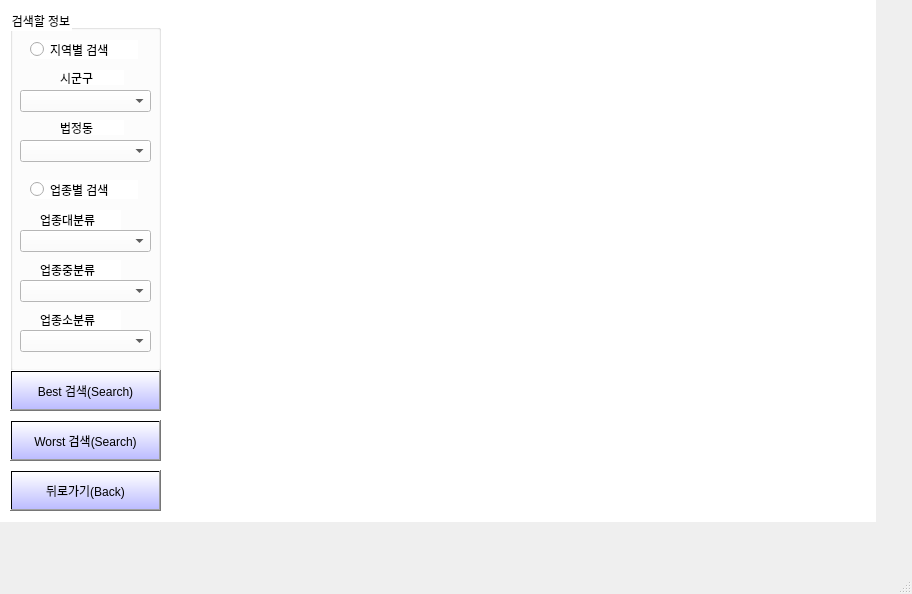
Before: the Qt Designer form MainProgram/ui/searchscene_wc.ui in codepearl/Ajou-2021-1, drawn with Qt 5.
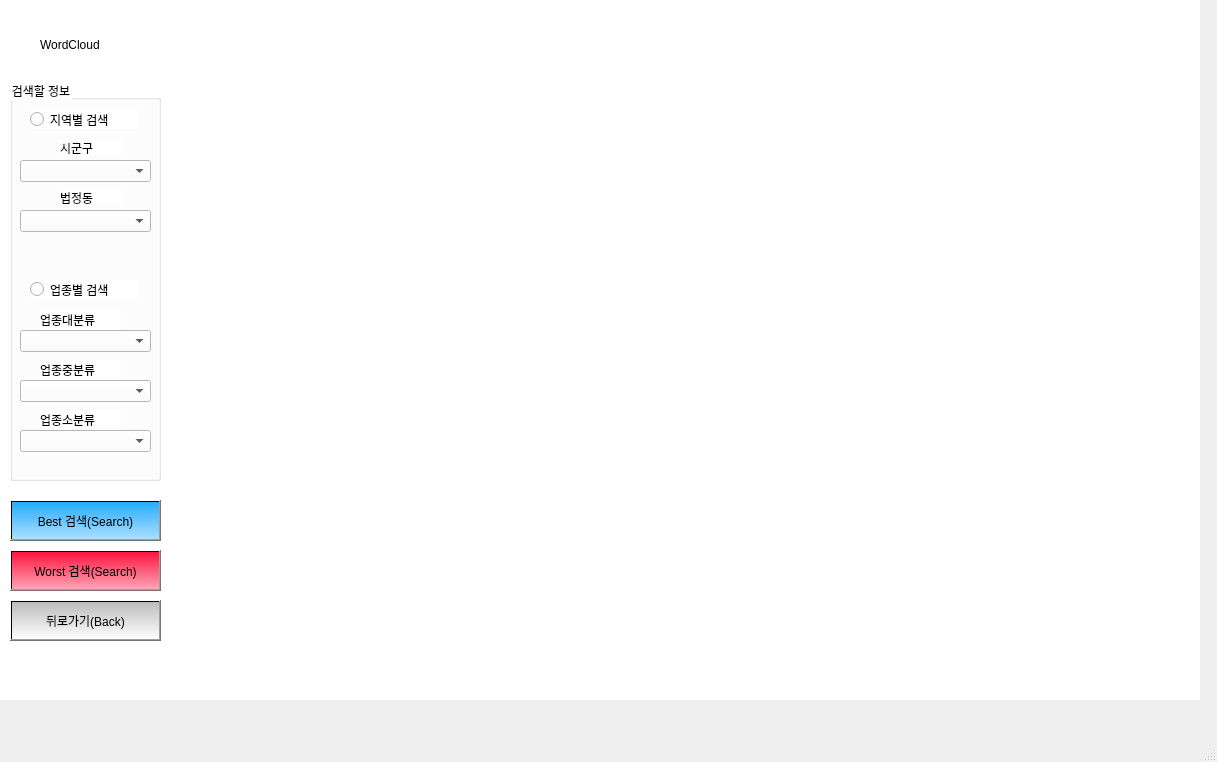
After: the same form once the commit is applied.

```diff
--- a/MainProgram/ui/searchscene_wc.ui
+++ b/MainProgram/ui/searchscene_wc.ui
@@ -6,8 +6,8 @@
    <rect>
     <x>0</x>
     <y>0</y>
-    <width>912</width>
-    <height>594</height>
+    <width>1217</width>
+    <height>762</height>
    </rect>
   </property>
   <property name="windowTitle">
@@ -19,8 +19,8 @@
      <rect>
       <x>0</x>
       <y>0</y>
-      <width>876</width>
-      <height>522</height>
+      <width>1200</width>
+      <height>700</height>
      </rect>
     </property>
     <property name="styleSheet">
@@ -30,14 +30,14 @@
      <property name="geometry">
       <rect>
        <x>10</x>
-       <y>420</y>
+       <y>550</y>
        <width>151</width>
        <height>41</height>
       </rect>
      </property>
      <property name="styleSheet">
       <string notr="true">font: 9pt &quot;맑은 고딕&quot;;
-background-color:qlineargradient(spread:pad, x0:1, y0:1, x0:1, y1:1, stop:0 rgba(170, 170, 255, 200), stop:1 rgba(255, 255, 255, 200))</string>
+background-color:qlineargradient(spread:pad, x0:1, y0:1, x0:1, y1:1, stop:0 rgba(255, 21, 64, 100), stop:1 rgb(255, 21, 64));</string>
      </property>
      <property name="text">
       <string>Worst 검색(Search)</string>
@@ -47,9 +47,9 @@
      <property name="geometry">
       <rect>
        <x>10</x>
-       <y>10</y>
+       <y>80</y>
        <width>151</width>
-       <height>361</height>
+       <height>401</height>
       </rect>
      </property>
      <property name="styleSheet">
@@ -62,7 +62,7 @@
       <property name="geometry">
        <rect>
         <x>20</x>
-        <y>170</y>
+        <y>200</y>
         <width>108</width>
         <height>19</height>
        </rect>
@@ -152,7 +152,7 @@
       <property name="geometry">
        <rect>
         <x>30</x>
-        <y>200</y>
+        <y>230</y>
         <width>81</width>
         <height>20</height>
        </rect>
@@ -168,20 +168,20 @@
       <property name="geometry">
        <rect>
         <x>10</x>
-        <y>220</y>
-        <width>131</width>
-        <height>22</height>
-       </rect>
-      </property>
-      <property name="styleSheet">
-       <string notr="true">font: 9pt &quot;맑은 고딕&quot;;</string>
-      </property>
-     </widget>
-     <widget class="QLabel" name="MCategoryLabel">
-      <property name="geometry">
-       <rect>
-        <x>30</x>
         <y>250</y>
+        <width>131</width>
+        <height>22</height>
+       </rect>
+      </property>
+      <property name="styleSheet">
+       <string notr="true">font: 9pt &quot;맑은 고딕&quot;;</string>
+      </property>
+     </widget>
+     <widget class="QLabel" name="MCategoryLabel">
+      <property name="geometry">
+       <rect>
+        <x>30</x>
+        <y>280</y>
         <width>81</width>
         <height>20</height>
        </rect>
@@ -197,7 +197,7 @@
       <property name="geometry">
        <rect>
         <x>10</x>
-        <y>270</y>
+        <y>300</y>
         <width>131</width>
         <height>22</height>
        </rect>
@@ -210,7 +210,7 @@
       <property name="geometry">
        <rect>
         <x>10</x>
-        <y>320</y>
+        <y>350</y>
         <width>131</width>
         <height>22</height>
        </rect>
@@ -223,7 +223,7 @@
       <property name="geometry">
        <rect>
         <x>30</x>
-        <y>300</y>
+        <y>330</y>
         <width>81</width>
         <height>20</height>
        </rect>
@@ -240,47 +240,63 @@
      <property name="geometry">
       <rect>
        <x>10</x>
-       <y>470</y>
+       <y>600</y>
        <width>151</width>
        <height>41</height>
       </rect>
      </property>
      <property name="styleSheet">
       <string notr="true">font: 9pt &quot;맑은 고딕&quot;;
-background-color:qlineargradient(spread:pad, x0:1, y0:1, x0:1, y1:1, stop:0 rgba(170, 170, 255, 200), stop:1 rgba(255, 255, 255, 200))</string>
+background-color:qlineargradient(spread:pad, x0:1, y0:1, x0:1, y1:1, stop:0 rgba(255, 255, 255, 100), stop:1 rgb(188, 188, 188));</string>
      </property>
      <property name="text">
       <string>뒤로가기(Back)</string>
      </property>
     </widget>
-    <widget class="QWidget" name="verticalLayoutWidget">
+    <widget class="QLabel" name="titleLabel">
      <property name="geometry">
       <rect>
-       <x>170</x>
-       <y>10</y>
-       <width>691</width>
-       <height>491</height>
+       <x>40</x>
+       <y>20</y>
+       <width>1000</width>
+       <height>50</height>
       </rect>
      </property>
-     <layout class="QVBoxLayout" name="graphLayout"/>
+     <property name="styleSheet">
+      <string notr="true">font: 9pt &quot;맑은 고딕&quot;;</string>
+     </property>
+     <property name="text">
+      <string>WordCloud</string>
+     </property>
     </widget>
     <widget class="QPushButton" name="bestButton">
      <property name="geometry">
       <rect>
        <x>10</x>
-       <y>370</y>
+       <y>500</y>
        <width>151</width>
        <height>41</height>
       </rect>
      </property>
      <property name="styleSheet">
       <string notr="true">font: 9pt &quot;맑은 고딕&quot;;
-background-color:qlineargradient(spread:pad, x0:1, y0:1, x0:1, y1:1, stop:0 rgba(170, 170, 255, 200), stop:1 rgba(255, 255, 255, 200))</string>
+background-color:qlineargradient(spread:pad, x0:1, y0:1, x0:1, y1:1, stop:0 rgba(38, 172, 255, 100), stop:1 rgb(38, 172, 255));</string>
      </property>
      <property name="text">
       <string>Best 검색(Search)</string>
      </property>
     </widget>
+    <widget class="QWidget" name="verticalLayoutWidget">
+     <property name="geometry">
+      <rect>
+       <x>174</x>
+       <y>91</y>
+       <width>1001</width>
+       <height>601</height>
+      </rect>
+     </property>
+     <layout class="QVBoxLayout" name="graphLayout"/>
+    </widget>
    </widget>
   </widget>
   <widget class="QMenuBar" name="menubar">
```
Left out of the diff: 2 changed lines with no effect on the pictures.
